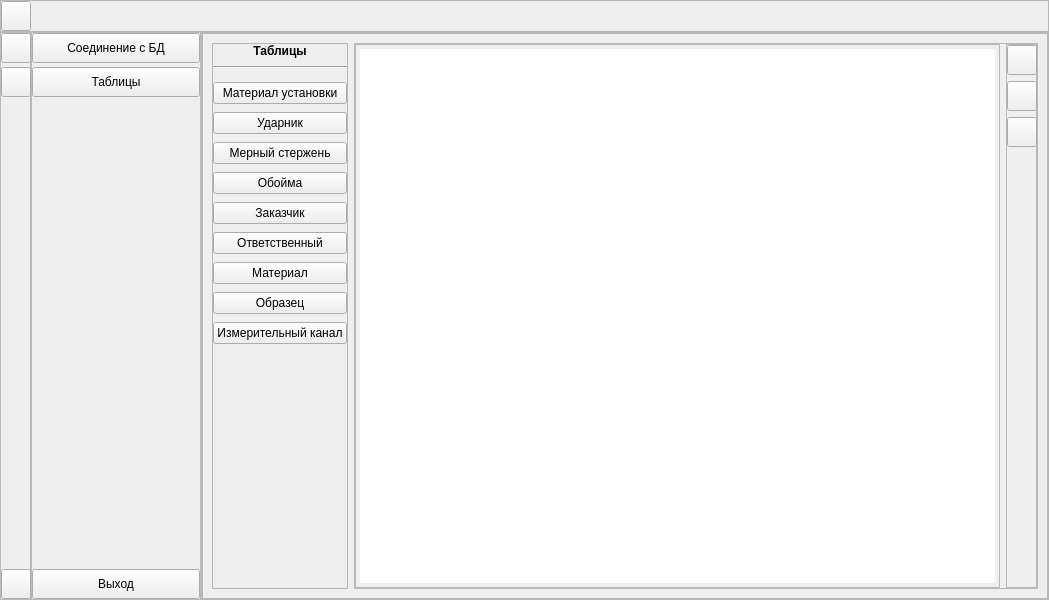
Qt form ui/new_main_form.ui (constantinoval/dynaexp) before a commit.
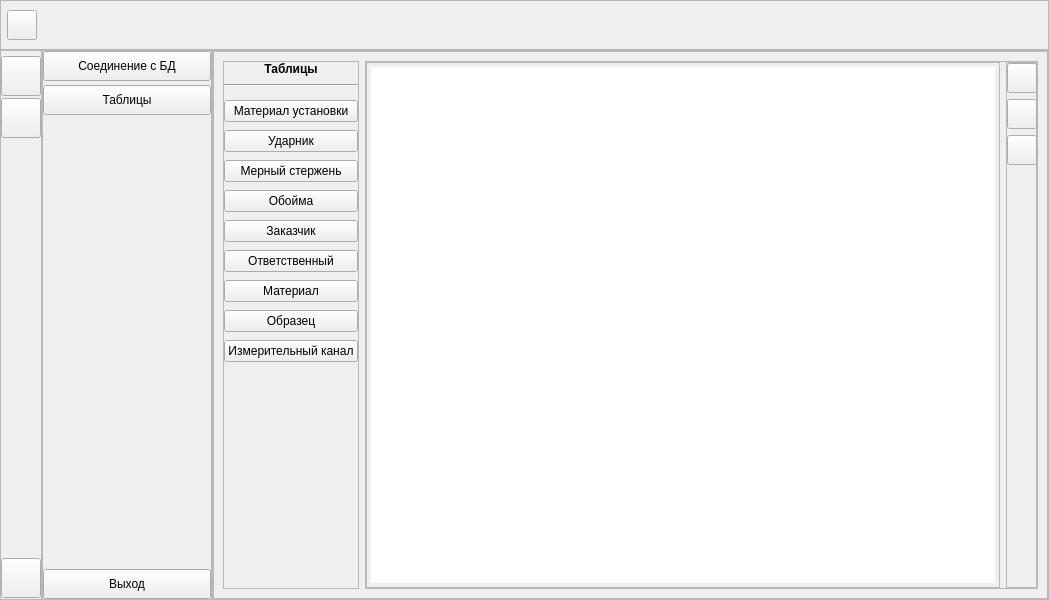
The same form after that commit. Icons and pictures are not drawn.

```diff
--- a/ui/new_main_form.ui
+++ b/ui/new_main_form.ui
@@ -35,6 +35,12 @@
     </property>
     <item row="0" column="0" colspan="2">
      <widget class="QFrame" name="top_bar_frame">
+      <property name="minimumSize">
+       <size>
+        <width>0</width>
+        <height>50</height>
+       </size>
+      </property>
       <property name="frameShape">
        <enum>QFrame::StyledPanel</enum>
       </property>
@@ -42,9 +48,12 @@
        <enum>QFrame::Raised</enum>
       </property>
       <layout class="QHBoxLayout" name="horizontalLayout_2">
-       <property name="leftMargin">
+       <property name="spacing">
         <number>0</number>
        </property>
+       <property name="leftMargin">
+        <number>6</number>
+       </property>
        <property name="topMargin">
         <number>0</number>
        </property>
@@ -437,6 +446,9 @@
                       <property name="sortingEnabled">
                        <bool>false</bool>
                       </property>
+                      <attribute name="horizontalHeaderStretchLastSection">
+                       <bool>true</bool>
+                      </attribute>
                      </widget>
                     </item>
                    </layout>
@@ -606,13 +618,13 @@
        <widget class="QFrame" name="small_menu_frame">
         <property name="minimumSize">
          <size>
-          <width>31</width>
+          <width>42</width>
           <height>0</height>
          </size>
         </property>
         <property name="maximumSize">
          <size>
-          <width>31</width>
+          <width>42</width>
           <height>100000</height>
          </size>
         </property>
@@ -627,7 +639,7 @@
         </property>
         <layout class="QVBoxLayout" name="verticalLayout_2">
          <property name="spacing">
-          <number>4</number>
+          <number>2</number>
          </property>
          <property name="leftMargin">
           <number>0</number>
@@ -639,14 +651,14 @@
           <number>0</number>
          </property>
          <property name="bottomMargin">
-          <number>0</number>
+          <number>6</number>
          </property>
          <item>
           <widget class="QPushButton" name="connect_btn_small">
            <property name="minimumSize">
             <size>
-             <width>30</width>
-             <height>30</height>
+             <width>40</width>
+             <height>40</height>
             </size>
            </property>
            <property name="maximumSize">
@@ -664,8 +676,8 @@
            </property>
            <property name="iconSize">
             <size>
-             <width>20</width>
-             <height>20</height>
+             <width>30</width>
+             <height>30</height>
             </size>
            </property>
           </widget>
@@ -674,8 +686,8 @@
           <widget class="QPushButton" name="tables_btn_small">
            <property name="minimumSize">
             <size>
-             <width>30</width>
-             <height>30</height>
+             <width>40</width>
+             <height>40</height>
             </size>
            </property>
            <property name="maximumSize">
@@ -693,8 +705,8 @@
            </property>
            <property name="iconSize">
             <size>
-             <width>20</width>
-             <height>20</height>
+             <width>30</width>
+             <height>30</height>
             </size>
            </property>
           </widget>
@@ -716,8 +728,8 @@
           <widget class="QPushButton" name="exit_btn_small">
            <property name="minimumSize">
             <size>
-             <width>30</width>
-             <height>30</height>
+             <width>40</width>
+             <height>40</height>
             </size>
            </property>
            <property name="maximumSize">
@@ -735,8 +747,8 @@
            </property>
            <property name="iconSize">
             <size>
-             <width>20</width>
-             <height>20</height>
+             <width>30</width>
+             <height>30</height>
             </size>
            </property>
           </widget>
```
Left out of the diff: 18 changed lines with no effect on the pictures.
